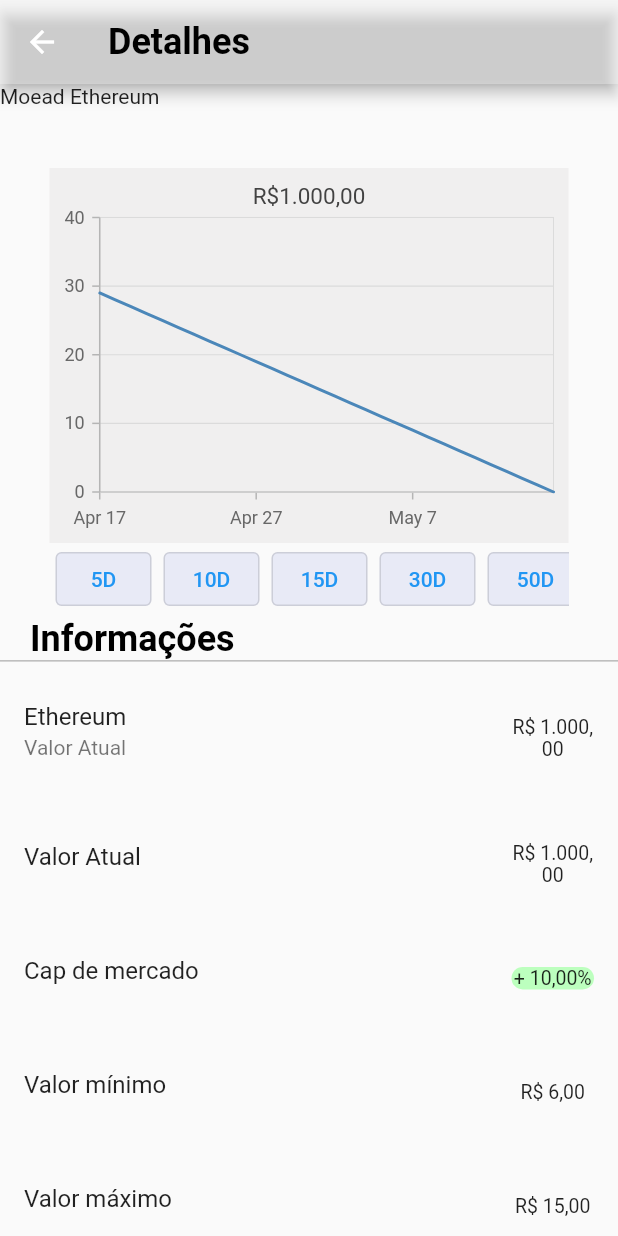
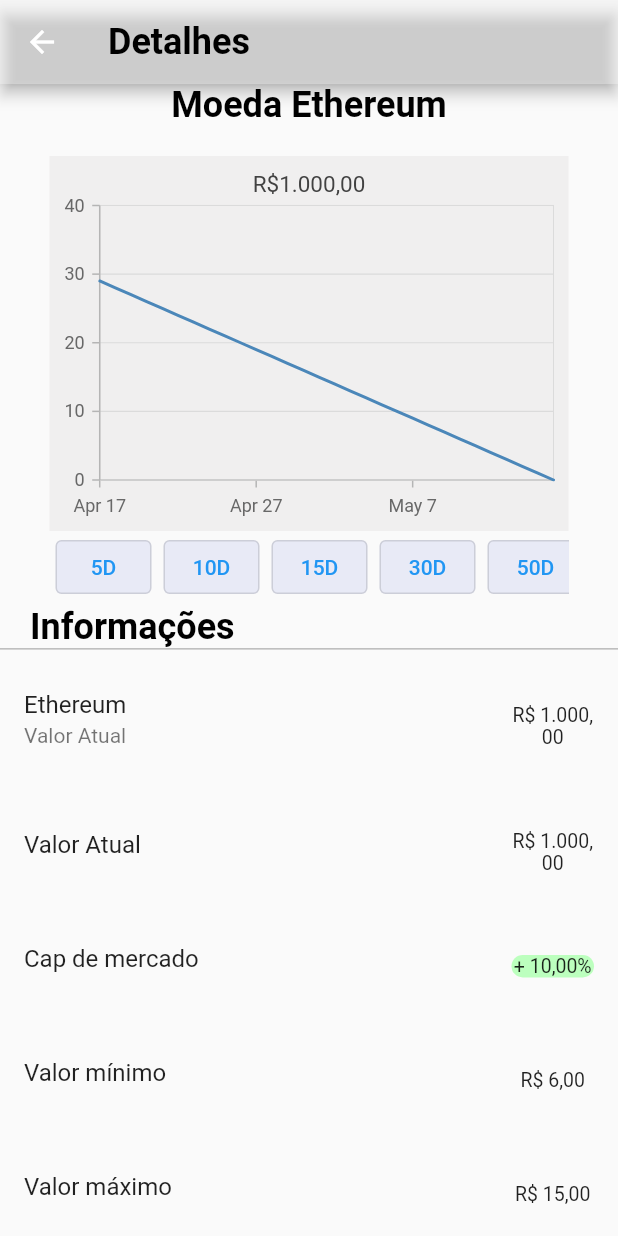
Before and after one commit to BrunoSabadini/WorkTestProject, a Flutter app: the DetailsPageModelWidget screen opened by its route, on a phone screen of 412 x 824 dp. Run offline on Flutter 3.47's test engine with Material 2 defaults, Android fonts, the phone set to English and light mode, and no system bars; our stand-ins replace syncfusion_flutter_charts.

Commit message:
Almost Done

```diff
--- a/lib/Models/ChartModel.dart
+++ b/lib/Models/ChartModel.dart
@@ -67,7 +67,7 @@ class ChartModelState extends State<ChartModelWidget> {
   @override
   Widget build(BuildContext context) {
     return Container(
-        margin: const EdgeInsets.only(top: 40.0, right: 25, left: 25),
+        margin: const EdgeInsets.only(top: 20.0, right: 25, left: 25),
         height: 300,
         padding: const EdgeInsets.symmetric(horizontal: 8.0),
         child: Column(
--- a/lib/Models/DetailsPageModel.dart
+++ b/lib/Models/WalletDetailsPageModel.dart
@@ -61,7 +61,12 @@ class DetailsPageModelState extends State<DetailsPageModelWidget> {
                   color: Colors.black)),
         ),
         body: ListView(children: <Widget>[
-          Text(widget.coin.name),
+          Text("Moeda" " " + widget.coin.name,
+              textAlign: TextAlign.center,
+              style: TextStyle(
+                  fontSize: 24,
+                  fontWeight: FontWeight.bold,
+                  color: Colors.black)),
           ChartModelWidget(),
           const Padding(
               padding: EdgeInsets.fromLTRB(20, 0, 0, 0),
--- a/lib/StateController.dart
+++ b/lib/StateController.dart
@@ -4,7 +4,7 @@ import 'package:intl/intl.dart' as intl;
 class ShowHideController with ChangeNotifier {
   IconData eyeShow = Icons.visibility_rounded;
   IconData eyeHide = Icons.visibility_off_rounded;
-  bool showHide = true;
+  bool showHide = false;
   String showWallet = "R\$ 87.000,00";
   String hideWallet = "----------------";
   String profit = "+R\$ 100,00";
--- a/lib/WalletPage/WalletListOrganization.dart
+++ b/lib/WalletPage/WalletListOrganization.dart
@@ -1,5 +1,5 @@
 import 'package:flutter/material.dart';
-import 'package:work_project/Models/WalletCoinsLabel.dart';
+import 'package:work_project/Models/WalletCoinsLabels.dart';
 import 'package:work_project/CoinsDataToFutureAPI.dart';
 import 'package:work_project/WalletPage/Wallet.dart';
 
--- a/lib/main.dart
+++ b/lib/main.dart
@@ -1,6 +1,6 @@
 import 'package:flutter/material.dart';
 import 'package:provider/provider.dart';
-import 'package:work_project/HomeScreen.dart';
+import 'package:work_project/WalletPage/WalletBuild.dart';
 import 'package:work_project/StateController.dart';
 
 void main() {
--- a/lib/routeGenerator.dart
+++ b/lib/routeGenerator.dart
@@ -1,21 +1,18 @@
 import 'package:flutter/material.dart';
 import 'package:work_project/CoinsDataToFutureAPI.dart';
-import 'package:work_project/HomeScreen.dart';
-import '../Models/ChartModel.dart';
-import 'Models/DetailsPageModel.dart';
+import 'Models/WalletDetailsPageModel.dart';
 
 class RouteGenerator {
   static Route<dynamic> generateRoute(RouteSettings settings) {
     // Getting arguments passed in while calling Navigator.pushNamed
     final args = settings.arguments;
-    DateTime p = DateTime.parse('2019-10-30T20:30:00');
     switch (settings.name) {
       case '/ethereum':
         return MaterialPageRoute(
             builder: (_) => DetailsPageModelWidget(
                 coin: Coins(
                     abreviation: 'tirar',
-                    name: "Moead Ethereum",
+                    name: "Ethereum",
                     icon: Icons.currency_bitcoin),
                 detailPage: DetailPage(
                     coinName: "Ethereum",
@@ -28,7 +25,7 @@ class RouteGenerator {
             builder: (_) => DetailsPageModelWidget(
                 coin: Coins(
                     abreviation: 'tirar',
-                    name: "Moead Litecoin",
+                    name: "Litecoin",
                     icon: Icons.currency_bitcoin),
                 detailPage: DetailPage(
                     coinName: "Litecoin",
@@ -41,7 +38,7 @@ class RouteGenerator {
           builder: (_) => DetailsPageModelWidget(
             coin: Coins(
                 abreviation: 'tirar',
-                name: "Moead Bitcoin",
+                name: "Bitcoin",
                 icon: Icons.currency_bitcoin),
             detailPage: DetailPage(
                 coinName: "Bitcoin",
@@ -62,10 +59,10 @@ Route<dynamic> _errorRoute() {
   return MaterialPageRoute(builder: (_) {
     return Scaffold(
       appBar: AppBar(
-        title: Text('Error'),
+        title: Text('Rota não encontrada'),
       ),
       body: Center(
-        child: Text('ERROR'),
+        child: Text('A sua rota não foi definida corretamente'),
       ),
     );
   });
```
Also changed, not shown: lib/Models/WalletCoinsLabels.dart (renamed from lib/Models/WalletCoinsLabel.dart), lib/WalletPage/WalletBuild.dart (renamed from lib/HomeScreen.dart).
